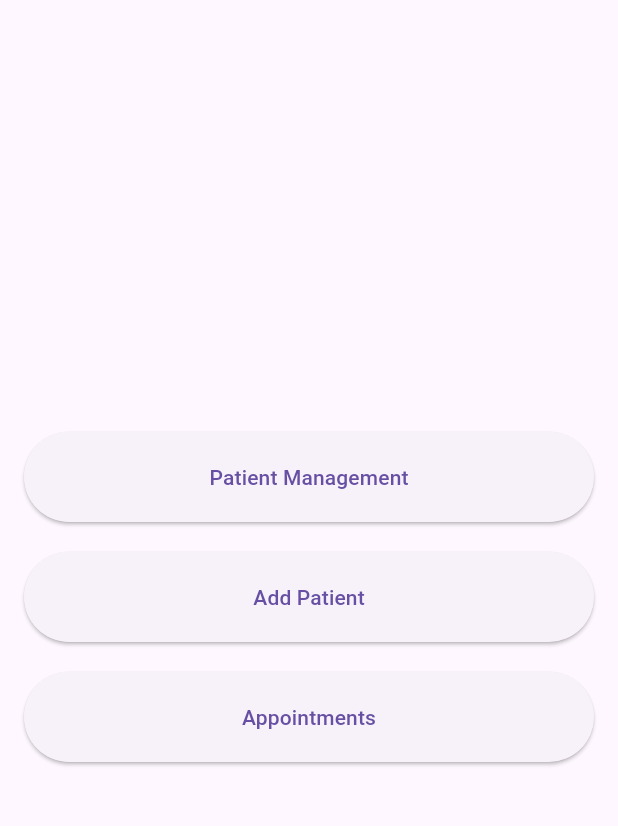
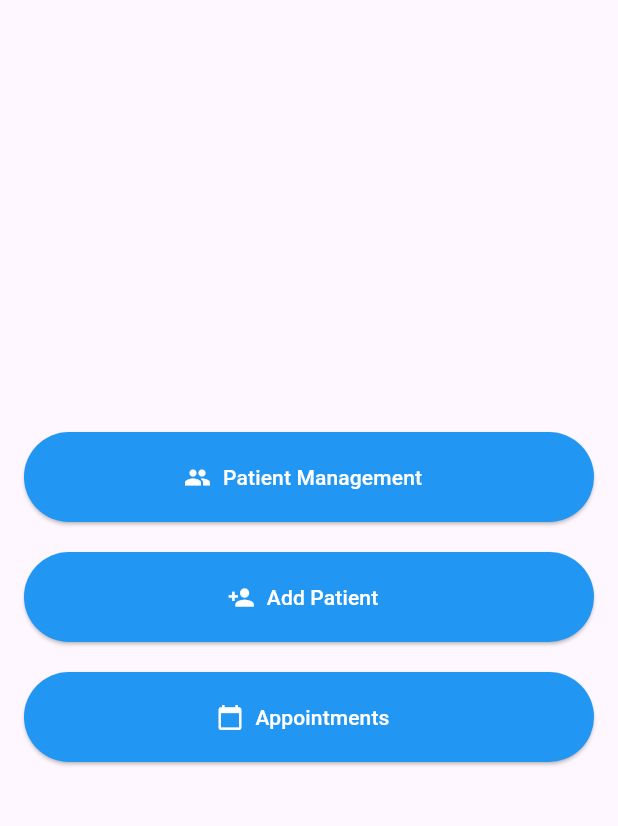
Before and after one commit to MindTrack-WX64/Flutter_App_MindTrack, a Flutter app: the ProfessionalMainPage screen opened directly with empty values, on a phone screen of 412 x 824 dp, the part 63-889 px from its top. Run offline on Flutter 3.47's test engine with Material 3 defaults, Android fonts, the phone set to English and light mode, and no system bars.

Commit message:
Update professional_main_page.dart

```diff
--- a/lib/iam/UI/pages/professional_main_page.dart
+++ b/lib/iam/UI/pages/professional_main_page.dart
@@ -1,6 +1,7 @@
 import 'package:flutter/material.dart';
 import 'package:mind_track_flutter_app/iam/UI/pages/new_patient_page.dart';
 import 'package:mind_track_flutter_app/patient-management/UI/pages/patient-list.dart';
+
 class ProfessionalMainPage extends StatelessWidget {
   final int professionalId;
   final String token;
@@ -26,7 +27,7 @@ class ProfessionalMainPage extends StatelessWidget {
         child: Column(
           mainAxisAlignment: MainAxisAlignment.center,
           children: [
-            ElevatedButton(
+            ElevatedButton.icon(
               onPressed: () {
                 Navigator.push(
                   context,
@@ -38,13 +39,16 @@ class ProfessionalMainPage extends StatelessWidget {
                   ),
                 );
               },
-              child: Text('Patient Management'),
+              icon: Icon(Icons.people, color: Colors.white),
+              label: Text('Patient Management'),
               style: ElevatedButton.styleFrom(
+                backgroundColor: Colors.blue, // Background color
+                foregroundColor: Colors.white, // Text color
                 minimumSize: Size(double.infinity, 60),
               ),
             ),
             SizedBox(height: 20),
-            ElevatedButton(
+            ElevatedButton.icon(
               onPressed: () {
                 Navigator.push(
                   context,
@@ -56,18 +60,24 @@ class ProfessionalMainPage extends StatelessWidget {
                   ),
                 );
               },
-              child: Text('Add Patient'),
+              icon: Icon(Icons.person_add, color: Colors.white),
+              label: Text('Add Patient'),
               style: ElevatedButton.styleFrom(
+                backgroundColor: Colors.blue, // Background color
+                foregroundColor: Colors.white, // Text color
                 minimumSize: Size(double.infinity, 60),
               ),
             ),
             SizedBox(height: 20),
-            ElevatedButton(
+            ElevatedButton.icon(
               onPressed: () {
                 // Handle appointments button press
               },
-              child: Text('Appointments'),
+              icon: Icon(Icons.calendar_today, color: Colors.white),
+              label: Text('Appointments'),
               style: ElevatedButton.styleFrom(
+                backgroundColor: Colors.blue, // Background color
+                foregroundColor: Colors.white, // Text color
                 minimumSize: Size(double.infinity, 60),
               ),
             ),
```
